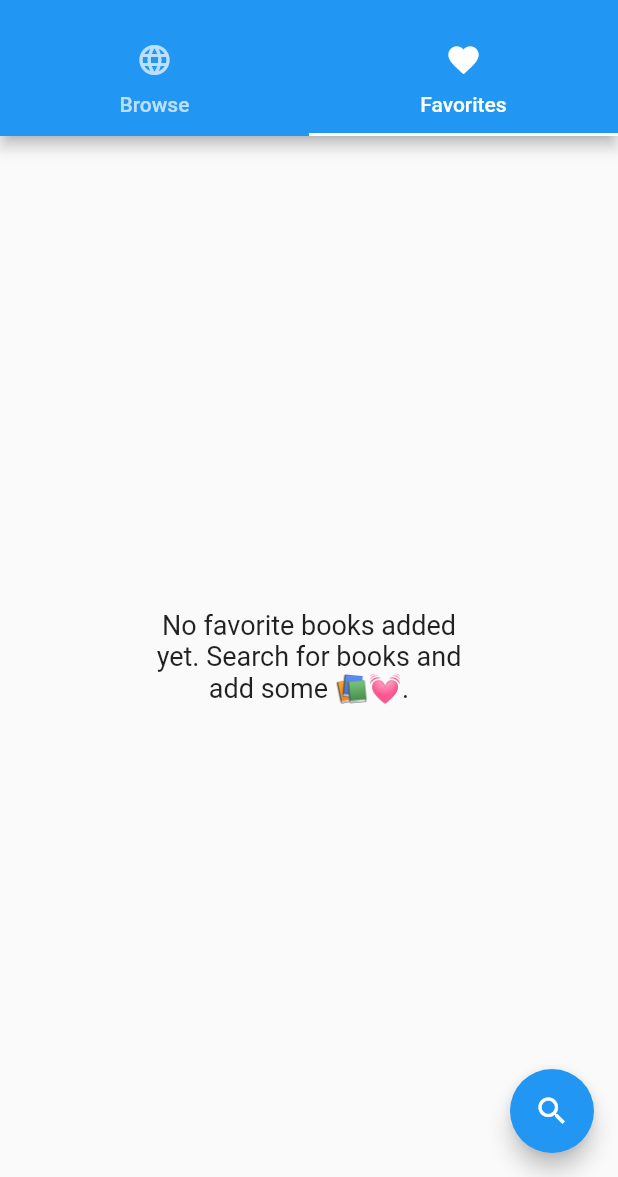
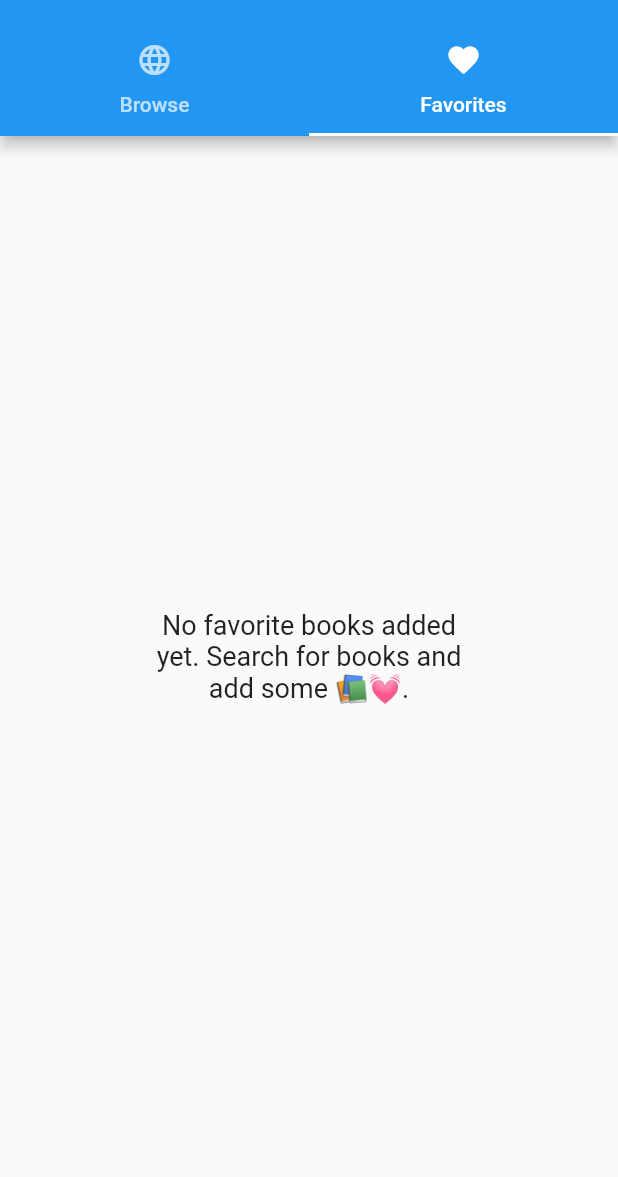
Before and after one commit to jfrnd/my_books, a Flutter app: the screen it shows after launch, tab 2 chosen, on a phone screen of 412 x 824 dp, the part 59-1236 px from its top. Run offline on Flutter 3.47's test engine with Material 2 defaults, Android fonts, the phone set to English and light mode, and no system bars; our stand-ins replace bloc, equatable, flutter_bloc, flutter_typeahead, freezed_annotation, get_it and 3 more; generated files the repository leaves out were written again.

Commit message:
remove FAB from home screen

```diff
--- a/lib/presentation/home_page.dart
+++ b/lib/presentation/home_page.dart
@@ -4,11 +4,9 @@ import 'package:kleine_aufgabe/cubit/book_searcher_cubit.dart';
 import 'package:kleine_aufgabe/cubit/favorite_manager_cubit.dart';
 import 'package:kleine_aufgabe/di/injection.dart';
 import 'package:kleine_aufgabe/di/scroll_controller.dart';
-import 'package:kleine_aufgabe/model/book.dart';
 import 'package:kleine_aufgabe/presentation/widgets/book_list_tile.dart';
 import 'package:kleine_aufgabe/presentation/widgets/search_bar.dart';
 
-import 'details_page.dart';
 
 class HomePage extends StatelessWidget {
   const HomePage({Key? key}) : super(key: key);
@@ -18,10 +16,6 @@ class HomePage extends StatelessWidget {
     return DefaultTabController(
       length: 2,
       child: Scaffold(
-        floatingActionButton: FloatingActionButton(
-          onPressed: () => context.read<BookSearcherCubit>().curQueryExtended(),
-          child: Icon(Icons.search),
-        ),
         appBar: AppBar(
           bottom: const TabBar(tabs: [
             Tab(
```
